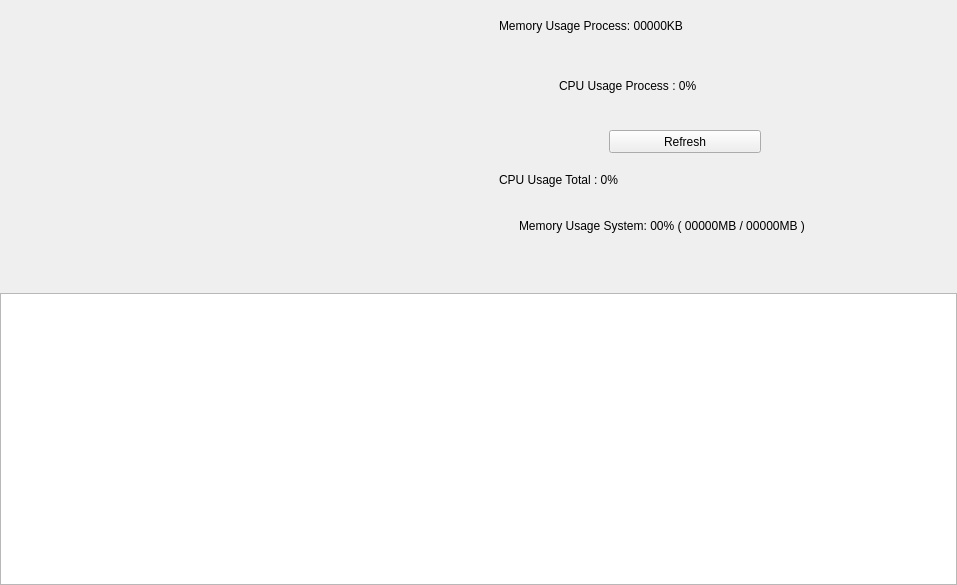
Before: the Qt Designer form QtGuiApplicationTest/QtGuiApplicationTest/DebugInfoHardwareWidget.ui in xautshuanglong/QtLearningRepository, drawn with Qt 5.
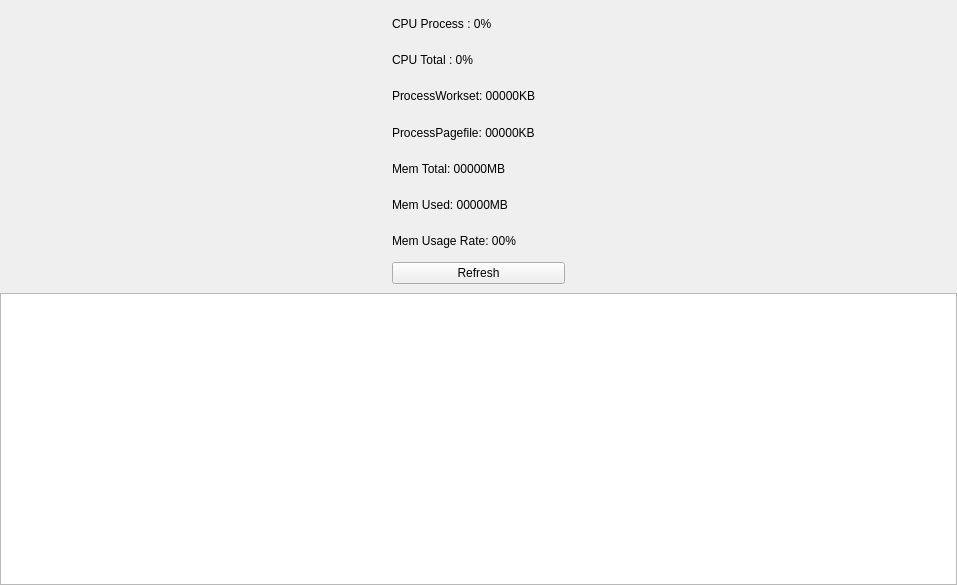
After: the same form once the commit is applied.

Patch:
```diff
--- a/QtGuiApplicationTest/QtGuiApplicationTest/DebugInfoHardwareWidget.ui
+++ b/QtGuiApplicationTest/QtGuiApplicationTest/DebugInfoHardwareWidget.ui
@@ -33,7 +33,7 @@
     <number>0</number>
    </property>
    <item>
-    <layout class="QHBoxLayout" name="topLayout" stretch="1,1">
+    <layout class="QHBoxLayout" name="topLayout" stretch="2,1,2">
      <property name="spacing">
       <number>0</number>
      </property>
@@ -41,77 +41,81 @@
       <enum>QLayout::SetMinAndMaxSize</enum>
      </property>
      <item>
-      <widget class="QWidget" name="topLeftWidget" native="true"/>
+      <widget class="QWidget" name="topLeftWidget" native="true">
+       <zorder>topMiddleWidget</zorder>
+      </widget>
      </item>
      <item>
-      <widget class="QWidget" name="topRightWidget" native="true">
-       <widget class="QPushButton" name="btnRefresh">
-        <property name="geometry">
-         <rect>
-          <x>130</x>
-          <y>130</y>
-          <width>152</width>
-          <height>23</height>
-         </rect>
-        </property>
-        <property name="text">
-         <string>Refresh</string>
-        </property>
-       </widget>
-       <widget class="QLabel" name="lbMemoryUsageSystem">
-        <property name="geometry">
-         <rect>
-          <x>40</x>
-          <y>210</y>
-          <width>301</width>
-          <height>31</height>
-         </rect>
-        </property>
-        <property name="text">
-         <string>Memory Usage System: 00% ( 00000MB / 00000MB )</string>
-        </property>
-       </widget>
-       <widget class="QLabel" name="lbCpuUsageProcess">
-        <property name="geometry">
-         <rect>
-          <x>80</x>
-          <y>70</y>
-          <width>201</width>
-          <height>31</height>
-         </rect>
-        </property>
-        <property name="text">
-         <string>CPU Usage Process : 0%</string>
-        </property>
-       </widget>
-       <widget class="QLabel" name="lbMemoryUsageProcess">
-        <property name="geometry">
-         <rect>
-          <x>20</x>
-          <y>10</y>
-          <width>311</width>
-          <height>31</height>
-         </rect>
-        </property>
-        <property name="text">
-         <string>Memory Usage Process: 00000KB</string>
-        </property>
-       </widget>
-       <widget class="QLabel" name="lbCpuUsageTotal">
-        <property name="geometry">
-         <rect>
-          <x>20</x>
-          <y>170</y>
-          <width>331</width>
-          <height>20</height>
-         </rect>
-        </property>
-        <property name="text">
-         <string>CPU Usage Total : 0%</string>
-        </property>
-       </widget>
+      <widget class="QWidget" name="topMiddleWidget" native="true">
+       <property name="maximumSize">
+        <size>
+         <width>200</width>
+         <height>16777215</height>
+        </size>
+       </property>
+       <layout class="QVBoxLayout" name="verticalLayout_2">
+        <item>
+         <widget class="QLabel" name="lbCpuUsageProcess">
+          <property name="text">
+           <string>CPU Process : 0%</string>
+          </property>
+         </widget>
+        </item>
+        <item>
+         <widget class="QLabel" name="lbCpuUsageTotal">
+          <property name="text">
+           <string>CPU Total : 0%</string>
+          </property>
+         </widget>
+        </item>
+        <item>
+         <widget class="QLabel" name="lbProcessWorkset">
+          <property name="text">
+           <string>ProcessWorkset: 00000KB</string>
+          </property>
+         </widget>
+        </item>
+        <item>
+         <widget class="QLabel" name="lbProcessPagefile">
+          <property name="text">
+           <string>ProcessPagefile: 00000KB</string>
+          </property>
+         </widget>
+        </item>
+        <item>
+         <widget class="QLabel" name="lbMemoryTotal">
+          <property name="text">
+           <string>Mem Total: 00000MB</string>
+          </property>
+         </widget>
+        </item>
+        <item>
+         <widget class="QLabel" name="lbMemoryUsed">
+          <property name="text">
+           <string>Mem Used: 00000MB</string>
+          </property>
+         </widget>
+        </item>
+        <item>
+         <widget class="QLabel" name="lbMemoryRate">
+          <property name="text">
+           <string>Mem Usage Rate: 00%</string>
+          </property>
+         </widget>
+        </item>
+        <item>
+         <widget class="QPushButton" name="btnRefresh">
+          <property name="text">
+           <string>Refresh</string>
+          </property>
+         </widget>
+        </item>
+       </layout>
       </widget>
      </item>
+     <item>
+      <widget class="QWidget" name="topRightWidget" native="true"/>
+     </item>
     </layout>
    </item>
    <item>
```
